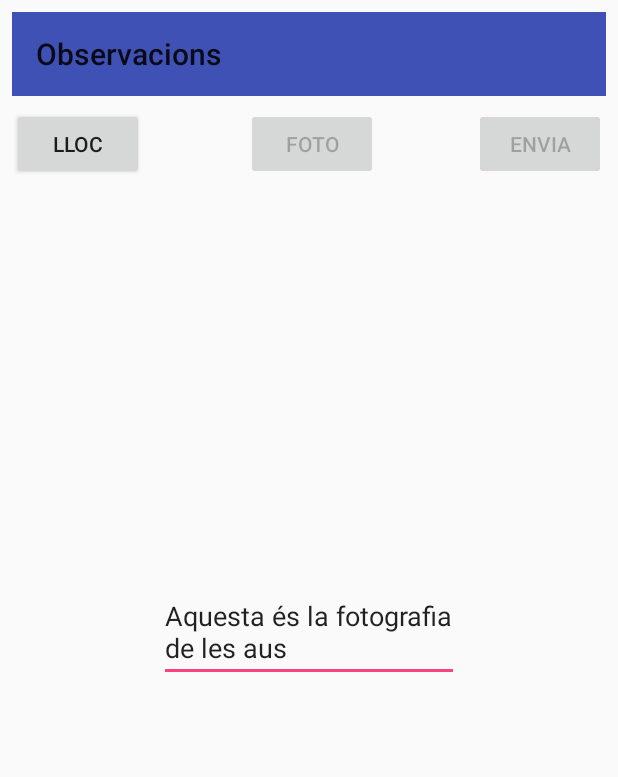
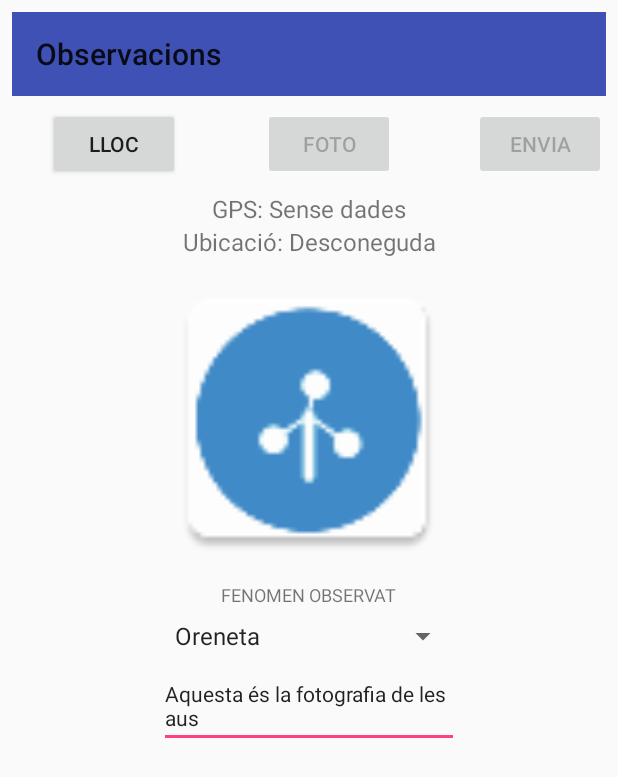
Before and after one commit to Projectes-Area/observacions, an Android app: the screen it shows after launch (MainActivity), on a phone screen of 412 x 824 dp. Shown: the top 777 px of the screen. Run offline under Robolectric (Android 15) with nearby library versions, the phone set to English and light mode, and no system bars.

Commit message:
Afegit spinner tipus d'observació

```diff
--- a/app/src/main/res/layout/main_activity.xml
+++ b/app/src/main/res/layout/main_activity.xml
@@ -31,7 +31,7 @@
         android:id="@+id/btnGPS"
         android:layout_width="wrap_content"
         android:layout_height="wrap_content"
-        android:layout_marginLeft="8dp"
+        android:layout_marginLeft="32dp"
         android:layout_marginStart="32dp"
         android:layout_marginTop="8dp"
         android:gravity="center"
@@ -46,43 +46,45 @@
         android:id="@+id/txtGPS"
         android:layout_width="wrap_content"
         android:layout_height="wrap_content"
+        android:layout_marginEnd="8dp"
+        android:layout_marginLeft="8dp"
+        android:layout_marginRight="8dp"
+        android:layout_marginStart="8dp"
+        android:layout_marginTop="8dp"
+        android:text="GPS: Sense dades"
         android:textSize="@dimen/default_text_size"
-        android:layout_marginRight="8dp"
+        app:layout_constraintLeft_toLeftOf="parent"
         app:layout_constraintRight_toRightOf="parent"
-        android:layout_marginLeft="8dp"
-        app:layout_constraintLeft_toLeftOf="parent"
-        android:layout_marginStart="8dp"
-        android:layout_marginEnd="8dp"
-        android:layout_marginTop="8dp"
         app:layout_constraintTop_toBottomOf="@+id/btnGPS" />
 
     <TextView
         android:id="@+id/txtAdressa"
         android:layout_width="wrap_content"
         android:layout_height="wrap_content"
+        android:layout_marginEnd="8dp"
         android:layout_marginLeft="8dp"
         android:layout_marginRight="8dp"
+        android:layout_marginStart="8dp"
+        android:text="Ubicació: Desconeguda"
         android:textSize="@dimen/default_text_size"
         app:layout_constraintLeft_toLeftOf="parent"
         app:layout_constraintRight_toRightOf="parent"
-        app:layout_constraintTop_toBottomOf="@+id/txtGPS"
-        android:layout_marginStart="8dp"
-        android:layout_marginEnd="8dp" />
+        app:layout_constraintTop_toBottomOf="@+id/txtGPS" />
 
     <TextView
         android:id="@+id/location_inadequate_warning"
         android:layout_width="0dp"
         android:layout_height="wrap_content"
+        android:layout_marginEnd="8dp"
+        android:layout_marginLeft="8dp"
+        android:layout_marginRight="8dp"
+        android:layout_marginStart="8dp"
+        android:layout_marginTop="8dp"
         android:text="@string/location_settings_inadequate_warning"
         android:visibility="invisible"
-        android:layout_marginLeft="8dp"
+        app:layout_constraintHorizontal_bias="0.0"
         app:layout_constraintLeft_toLeftOf="parent"
-        android:layout_marginRight="8dp"
         app:layout_constraintRight_toRightOf="parent"
-        android:layout_marginStart="8dp"
-        android:layout_marginEnd="8dp"
-        app:layout_constraintHorizontal_bias="0.0"
-        android:layout_marginTop="8dp"
         app:layout_constraintTop_toBottomOf="@+id/btnGPS" />
 
     <Button
@@ -109,10 +111,11 @@
         android:layout_marginLeft="8dp"
         android:layout_marginRight="8dp"
         android:layout_marginStart="8dp"
-        android:layout_marginTop="8dp"
         android:contentDescription="@string/foto"
+        android:src="@mipmap/ic_launcher"
         app:layout_constraintLeft_toLeftOf="parent"
         app:layout_constraintRight_toRightOf="parent"
+        android:layout_marginTop="8dp"
         app:layout_constraintTop_toBottomOf="@+id/txtAdressa" />
 
     <Button
@@ -140,25 +143,46 @@
         android:hint="@string/descriu"
         android:inputType="textMultiLine"
         android:text="Aquesta és la fotografia de les aus"
+        android:textSize="14sp"
         app:layout_constraintLeft_toLeftOf="parent"
         app:layout_constraintRight_toRightOf="parent"
-        app:layout_constraintTop_toBottomOf="@+id/imgFoto" />
+        app:layout_constraintTop_toBottomOf="@+id/spinner" />
 
     <ProgressBar
         android:id="@+id/progress_bar"
         style="?android:attr/progressBarStyle"
         android:layout_width="wrap_content"
         android:layout_height="wrap_content"
-        android:layout_marginBottom="8dp"
-        android:layout_marginEnd="8dp"
-        android:layout_marginLeft="8dp"
-        android:layout_marginRight="8dp"
-        android:layout_marginStart="8dp"
-        android:layout_marginTop="8dp"
         android:visibility="gone"
         app:layout_constraintBottom_toBottomOf="parent"
         app:layout_constraintLeft_toLeftOf="parent"
         app:layout_constraintRight_toRightOf="parent"
         app:layout_constraintTop_toTopOf="parent" />
 
+    <Spinner
+        android:id="@+id/spinner"
+        android:layout_width="197dp"
+        android:layout_height="22dp"
+        android:layout_marginLeft="0dp"
+        android:layout_marginRight="8dp"
+        android:textSize="18sp"
+        app:layout_constraintLeft_toLeftOf="parent"
+        app:layout_constraintRight_toRightOf="parent"
+        app:layout_constraintHorizontal_bias="0.525"
+        android:layout_marginTop="8dp"
+        app:layout_constraintTop_toBottomOf="@+id/lblFenomen" />
+
+    <TextView
+        android:id="@+id/lblFenomen"
+        android:layout_width="wrap_content"
+        android:layout_height="wrap_content"
+        android:layout_marginLeft="8dp"
+        android:layout_marginRight="8dp"
+        android:layout_marginTop="8dp"
+        android:text="FENOMEN OBSERVAT"
+        android:textSize="12sp"
+        app:layout_constraintLeft_toLeftOf="parent"
+        app:layout_constraintRight_toRightOf="parent"
+        app:layout_constraintTop_toBottomOf="@+id/imgFoto" />
+
 </android.support.constraint.ConstraintLayout>
--- /dev/null
+++ b/app/src/main/res/values/spinner.xml
@@ -0,0 +1,9 @@
+<?xml version="1.0" encoding="utf-8"?>
+<resources>
+    <string-array name="fenomens">
+        <item>Oreneta</item>
+        <item>Ametller</item>
+        <item>Cirerer</item>
+        <item>Papallona</item>
+    </string-array>
+</resources>
--- a/app/src/main/res/values/strings.xml
+++ b/app/src/main/res/values/strings.xml
@@ -2,7 +2,7 @@
 
 <resources>
     <string name="app_name">Observacions</string>
-    <string name="latitude_label">GPS:</string>
+    <string name="latitude_label">GPS: </string>
     <string name="start_updates">LLOC</string>
     <string name="location_settings_inadequate_warning">S\'ha d\'activar la localització en els ajustos d\'aquest dispositiu</string>
     <string name="permission_rationale">Aquesta App necesita el permís de localització</string>
```
Also changed, not shown: app/src/main/java/com/edumet/observacions/MainActivity.java (+41 -1 lines).
